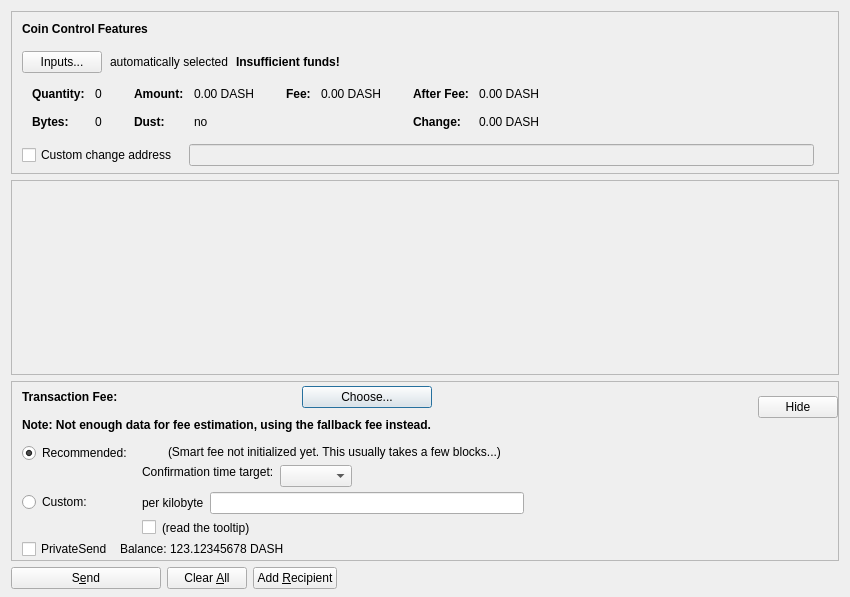
dashpay/dash, file src/qt/forms/sendcoinsdialog.ui: the form before one commit.
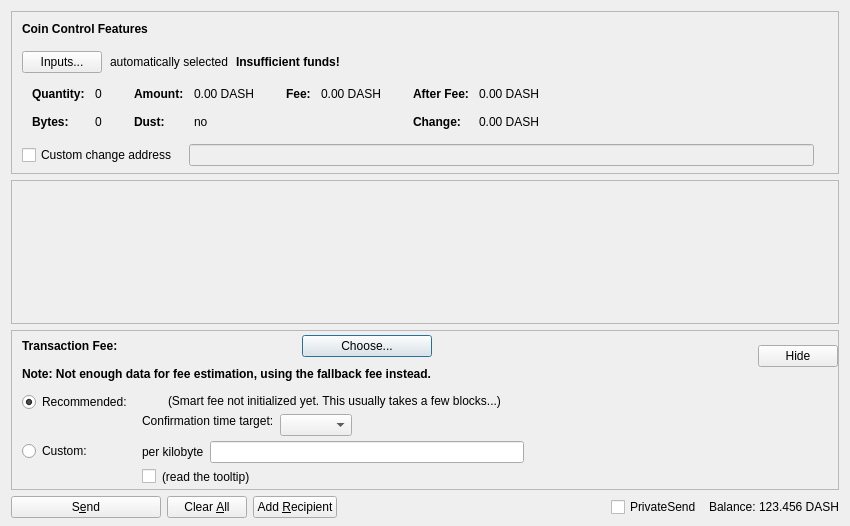
The form after the commit. Custom widgets are drawn as their Qt base class.

Commit message: change back balance and privatesend checkbox position

The edit to the form file:
```diff
--- a/src/qt/forms/sendcoinsdialog.ui
+++ b/src/qt/forms/sendcoinsdialog.ui
@@ -7,7 +7,7 @@
     <x>0</x>
     <y>0</y>
     <width>850</width>
-    <height>597</height>
+    <height>526</height>
    </rect>
   </property>
   <property name="windowTitle">
@@ -588,7 +588,7 @@
         <x>0</x>
         <y>0</y>
         <width>830</width>
-        <height>101</height>
+        <height>104</height>
        </rect>
       </property>
       <layout class="QVBoxLayout" name="verticalLayout_2" stretch="0,1">
@@ -665,7 +665,7 @@
        <number>0</number>
       </property>
       <item>
-       <layout class="QVBoxLayout" name="verticalLayoutFee2" stretch="0,0,0,0">
+       <layout class="QVBoxLayout" name="verticalLayoutFee2" stretch="0,0,0">
         <property name="spacing">
          <number>0</number>
         </property>
@@ -1118,74 +1118,6 @@
           </layout>
          </widget>
         </item>
-        <item>
-         <layout class="QHBoxLayout" name="horizontalLayout_2">
-          <property name="spacing">
-           <number>3</number>
-          </property>
-          <item>
-           <widget class="QCheckBox" name="checkUsePrivateSend">
-            <property name="minimumSize">
-             <size>
-              <width>95</width>
-              <height>0</height>
-             </size>
-            </property>
-            <property name="text">
-             <string>PrivateSend</string>
-            </property>
-            <property name="checked">
-             <bool>false</bool>
-            </property>
-           </widget>
-          </item>
-          <item>
-           <widget class="QLabel" name="label">
-            <property name="text">
-             <string>Balance:</string>
-            </property>
-           </widget>
-          </item>
-          <item>
-           <widget class="QLabel" name="labelBalance">
-            <property name="sizePolicy">
-             <sizepolicy hsizetype="Preferred" vsizetype="Preferred">
-              <horstretch>0</horstretch>
-              <verstretch>0</verstretch>
-             </sizepolicy>
-            </property>
-            <property name="cursor">
-             <cursorShape>ArrowCursor</cursorShape>
-            </property>
-            <property name="text">
-             <string notr="true">123.12345678 DASH</string>
-            </property>
-            <property name="alignment">
-             <set>Qt::AlignLeading|Qt::AlignLeft|Qt::AlignVCenter</set>
-            </property>
-            <property name="wordWrap">
-             <bool>false</bool>
-            </property>
-            <property name="textInteractionFlags">
-             <set>Qt::LinksAccessibleByMouse|Qt::TextSelectableByKeyboard|Qt::TextSelectableByMouse</set>
-            </property>
-           </widget>
-          </item>
-          <item>
-           <spacer name="horizontalSpacer_3">
-            <property name="orientation">
-             <enum>Qt::Horizontal</enum>
-            </property>
-            <property name="sizeHint" stdset="0">
-             <size>
-              <width>40</width>
-              <height>20</height>
-             </size>
-            </property>
-           </spacer>
-          </item>
-         </layout>
-        </item>
         <item>
          <spacer name="verticalSpacerFee">
           <property name="orientation">
@@ -1273,6 +1205,55 @@
        </property>
       </spacer>
      </item>
+     <item>
+      <layout class="QHBoxLayout" name="horizontalLayout_2">
+       <property name="spacing">
+        <number>3</number>
+       </property>
+       <item>
+        <widget class="QCheckBox" name="checkUsePrivateSend">
+         <property name="minimumSize">
+          <size>
+           <width>95</width>
+           <height>0</height>
+          </size>
+         </property>
+         <property name="text">
+          <string>PrivateSend</string>
+         </property>
+         <property name="checked">
+          <bool>false</bool>
+         </property>
+        </widget>
+       </item>
+       <item>
+        <widget class="QLabel" name="label">
+         <property name="text">
+          <string>Balance:</string>
+         </property>
+        </widget>
+       </item>
+       <item>
+        <widget class="QLabel" name="labelBalance">
+         <property name="sizePolicy">
+          <sizepolicy hsizetype="Preferred" vsizetype="Fixed">
+           <horstretch>0</horstretch>
+           <verstretch>0</verstretch>
+          </sizepolicy>
+         </property>
+         <property name="cursor">
+          <cursorShape>IBeamCursor</cursorShape>
+         </property>
+         <property name="text">
+          <string notr="true">123.456 DASH</string>
+         </property>
+         <property name="textInteractionFlags">
+          <set>Qt::LinksAccessibleByMouse|Qt::TextSelectableByKeyboard|Qt::TextSelectableByMouse</set>
+         </property>
+        </widget>
+       </item>
+      </layout>
+     </item>
     </layout>
    </item>
   </layout>
```
Left out of the diff: 12 changed lines with no effect on the pictures.
